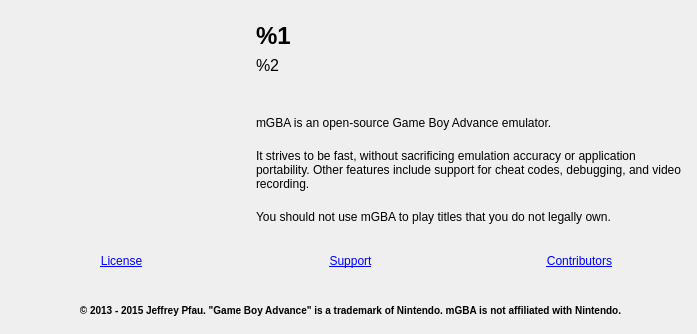
The window that src/platform/qt/AboutDialog.ui (mgba-emu/mgba) describes before a commit, drawn with Qt 5.
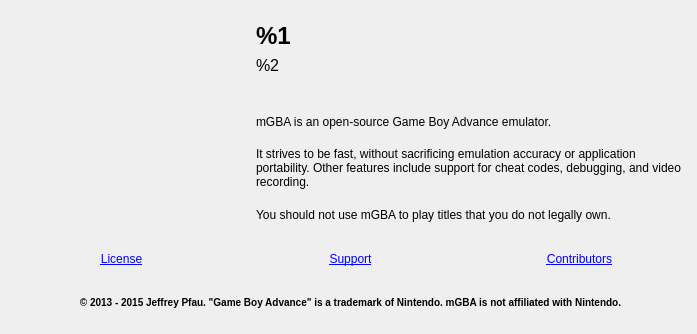
The same window after the commit. Icons and pictures are not drawn.

Commit message: Add vertical layout

```diff
--- a/src/platform/qt/AboutDialog.ui
+++ b/src/platform/qt/AboutDialog.ui
@@ -2,12 +2,6 @@
 <ui version="4.0">
  <class>AboutDialog</class>
  <widget class="QWidget" name="AboutDialog">
-  <property name="windowModality">
-   <enum>Qt::NonModal</enum>
-  </property>
-  <property name="enabled">
-   <bool>true</bool>
-  </property>
   <property name="geometry">
    <rect>
     <x>0</x>
@@ -16,12 +10,6 @@
     <height>334</height>
    </rect>
   </property>
-  <property name="sizePolicy">
-   <sizepolicy hsizetype="Fixed" vsizetype="Fixed">
-    <horstretch>0</horstretch>
-    <verstretch>0</verstretch>
-   </sizepolicy>
-  </property>
   <property name="windowTitle">
    <string>About mGBA</string>
   </property>
@@ -31,9 +19,11 @@
      <x>10</x>
      <y>10</y>
      <width>681</width>
-     <height>227</height>
+     <height>311</height>
     </rect>
    </property>
+   <layout class="QVBoxLayout" name="verticalLayout">
+    <item>
    <layout class="QHBoxLayout" name="horizontalLayout">
     <item>
      <widget class="QLabel" name="logo">
@@ -67,7 +57,7 @@
      </widget>
     </item>
     <item>
-     <layout class="QVBoxLayout" name="verticalLayout">
+       <layout class="QVBoxLayout" name="verticalLayout_2">
       <property name="leftMargin">
        <number>15</number>
       </property>
@@ -139,17 +129,9 @@
      </layout>
     </item>
    </layout>
-  </widget>
-  <widget class="QWidget" name="verticalLayoutWidget_2">
-   <property name="geometry">
-    <rect>
-     <x>10</x>
-     <y>240</y>
-     <width>681</width>
-     <height>91</height>
-    </rect>
-   </property>
-   <layout class="QVBoxLayout" name="verticalLayout_2">
+    </item>
+    <item>
+     <layout class="QVBoxLayout" name="verticalLayout_3">
     <item>
      <layout class="QHBoxLayout" name="horizontalLayout_2">
       <item>
@@ -208,6 +190,8 @@
        <bool>true</bool>
       </property>
      </widget>
+      </item>
+     </layout>
     </item>
    </layout>
   </widget>
```
Left out of the diff: 2 changed lines with no effect on the pictures. Lines whose indentation alone changed are shown as unchanged.
